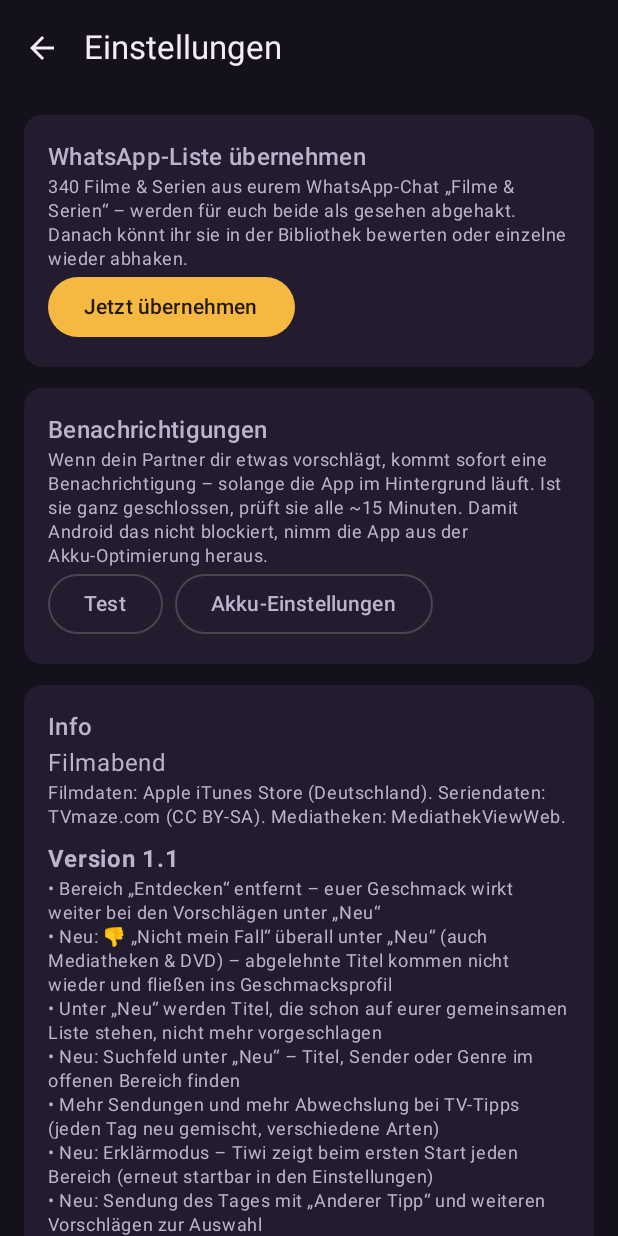
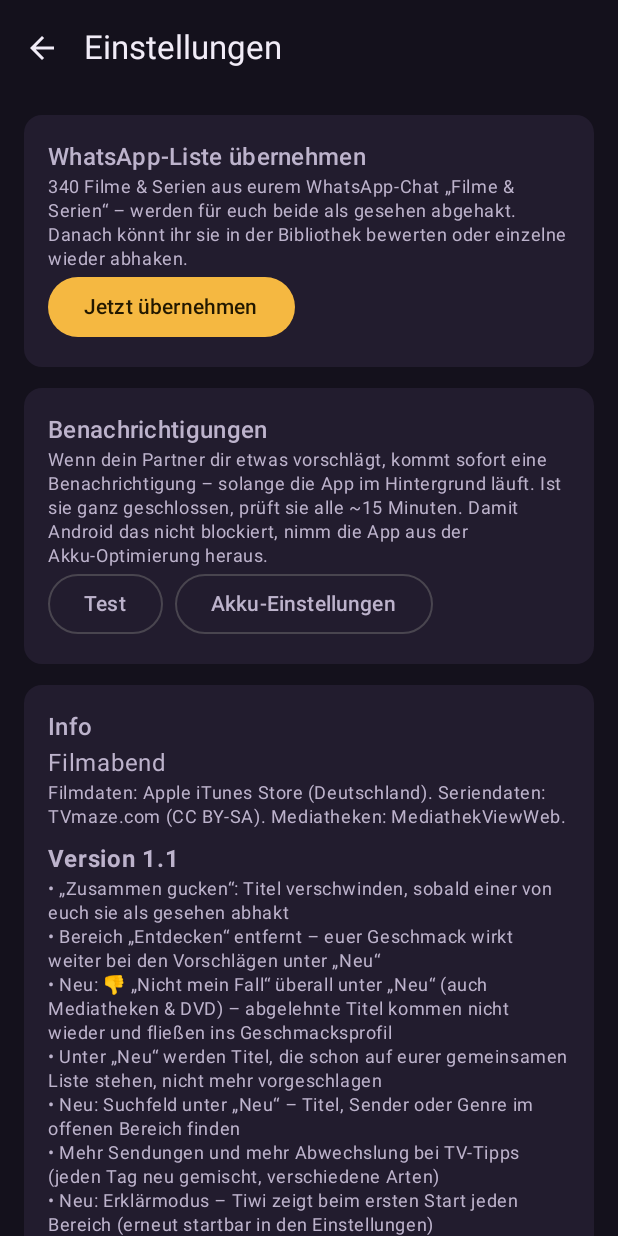
Before and after one commit to sidmarween/sidmarween-filmabend, an Android app built with Jetpack Compose: the composable SettingsScreen shown on its own in the app's theme, scrolled down 532 dp, on a phone screen of 412 x 824 dp. Run offline under Robolectric (Android 15) with nearby library versions, the phone set to English and light mode, and no system bars; our stand-ins replace Firebase (no records; nobody signed in at launch, a user with empty details on screens opened directly); pictures from the network do not load; 2 statements that could not run were skipped.

Commit message:
Zusammen gucken: Gesehenes ausblenden
Co-Authored-By: Claude Opus 5.5 <noreply@anthropic.com>
Claude-Session: https://claude.ai/code/session_011bpoTj1QnatD54hs1yH7mH

```diff
--- a/app/src/main/java/de/marween/filmabend/ui/LibraryScreen.kt
+++ b/app/src/main/java/de/marween/filmabend/ui/LibraryScreen.kt
@@ -47,7 +47,7 @@ fun LibraryScreen(vm: AppViewModel, openDetail: (String, Int) -> Unit, openSearc
 
     val list = titles.filter { typeMatches(type, it.type) }.let { all ->
         when (who) {
-            0 -> all.filter { it.together && !(it.isWatched(uid) && it.isWatched(partner)) }.sortedByDescending { it.addedAt }
+            0 -> all.filter { it.together && !it.isWatched(uid) && !it.isWatched(partner) } // gesehen = raus aus „Zusammen gucken“.sortedByDescending { it.addedAt }
             1 -> all.filter { it.isWatched(uid) }.sortedByDescending { it.watchedAt[uid] ?: 0L }
             2 -> all.filter { it.isWatched(partner) }.sortedByDescending { it.watchedAt[partner] ?: 0L }
             3 -> all.filter { it.isWatched(uid) && it.isWatched(partner) }
--- a/app/src/main/java/de/marween/filmabend/ui/SettingsScreen.kt
+++ b/app/src/main/java/de/marween/filmabend/ui/SettingsScreen.kt
@@ -45,6 +45,7 @@ import de.marween.filmabend.BuildConfig
 /** Änderungsliste – bei jeder neuen Version oben ergänzen. */
 private val changelog = listOf(
     "1.1" to listOf(
+        "„Zusammen gucken“: Titel verschwinden, sobald einer von euch sie als gesehen abhakt",
         "Bereich „Entdecken“ entfernt – euer Geschmack wirkt weiter bei den Vorschlägen unter „Neu“",
         "Neu: 👎 „Nicht mein Fall“ überall unter „Neu“ (auch Mediatheken & DVD) – abgelehnte Titel kommen nicht wieder und fließen ins Geschmacksprofil",
         "Unter „Neu“ werden Titel, die schon auf eurer gemeinsamen Liste stehen, nicht mehr vorgeschlagen",
```
